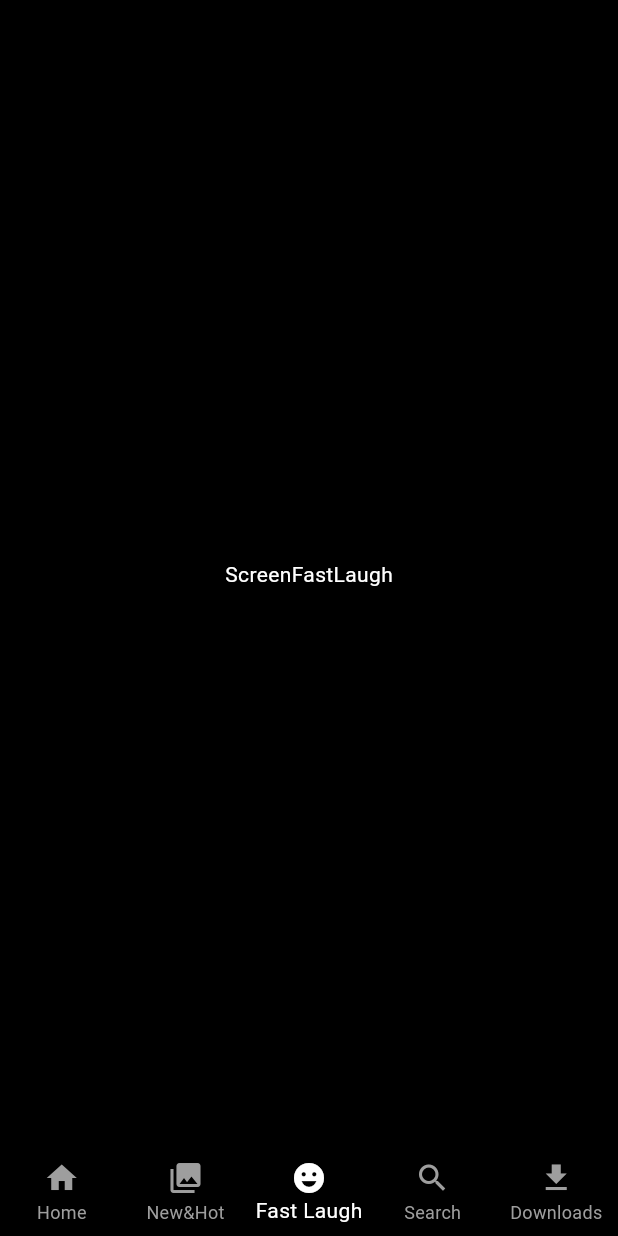
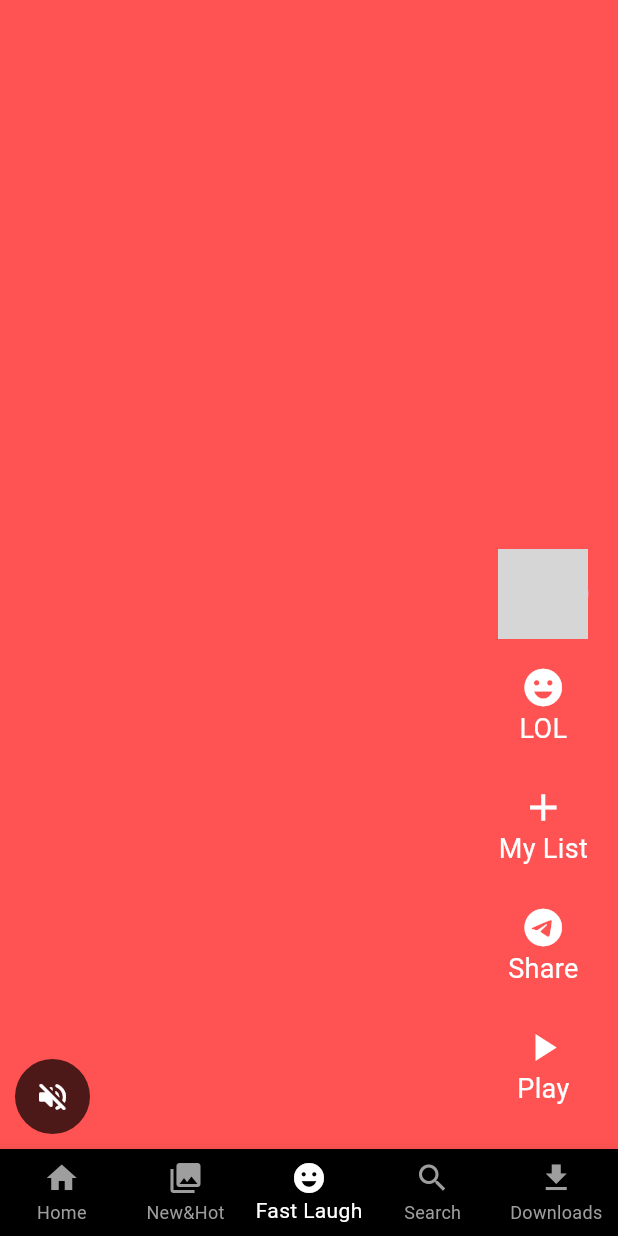
Before and after one commit to SidhardhCR/Netflix_cloneAPP, a Flutter app: the screen it shows after launch, item 3 of the bottom bar chosen, on a phone screen of 412 x 824 dp. Run offline on Flutter 3.47's test engine with Material 2 defaults, Android fonts, the phone set to English and light mode, and no system bars; our stand-ins replace google_fonts; network calls fail; grey boxes are pictures that could not be loaded.

Commit message:
fast laugh page ui completed

```diff
--- a/lib/main.dart
+++ b/lib/main.dart
@@ -21,10 +21,10 @@ class MyApp extends StatelessWidget {
           primaryColor: backgroundcolor,
           useMaterial3: true,
           scaffoldBackgroundColor: backgroundcolor,
-          textTheme: TextTheme(
-              bodyText1: TextStyle(color: Colors.white),
-              bodyText2: TextStyle(color: Colors.white))),
-      home: ScreenMainPage(),
+          textTheme: const TextTheme(
+              bodyLarge: TextStyle(color: Colors.white),
+              bodyMedium: TextStyle(color: Colors.white))),
+      home: const ScreenMainPage(),
     );
   }
 }
--- a/lib/presentation/fast_laugh/widgets/screen_fast_laugh.dart
+++ b/lib/presentation/fast_laugh/widgets/screen_fast_laugh.dart
@@ -1,4 +1,5 @@
 import 'package:flutter/material.dart';
+import 'package:netflix_clone_app/presentation/fast_laugh/widgets/video_list_widget.dart';
 
 class ScreenFastLaugh extends StatelessWidget {
   const ScreenFastLaugh({super.key});
@@ -6,7 +7,14 @@ class ScreenFastLaugh extends StatelessWidget {
   @override
   Widget build(BuildContext context) {
     return Scaffold(
-      body: SafeArea(child: Center(child: Text('ScreenFastLaugh'))),
-    );
+        body: SafeArea(
+            child: PageView(
+      scrollDirection: Axis.vertical,
+      children: List.generate(
+          10,
+          (index) => VideoListItem(
+                index: index,
+              )),
+    )));
   }
 }
--- /dev/null
+++ b/lib/presentation/fast_laugh/widgets/video_list_widget.dart
@@ -0,0 +1,101 @@
+import 'package:flutter/material.dart';
+import 'package:netflix_clone_app/core/colors/constants.dart';
+
+const image =
+    "https://www.themoviedb.org/t/p/w220_and_h330_face/vZloFAK7NmvMGKE7VkF5UHaz0I.jpg";
+
+class VideoListItem extends StatelessWidget {
+  const VideoListItem({super.key, required this.index});
+
+  final index;
+  @override
+  Widget build(BuildContext context) {
+    final size = MediaQuery.of(context).size;
+    return Stack(children: [
+      Container(
+        width: size.width,
+        height: size.height,
+        color: Colors.accents[index % Colors.accents.length],
+      ),
+      Align(
+        alignment: Alignment.bottomCenter,
+        child: Padding(
+          padding: const EdgeInsets.symmetric(vertical: 10, horizontal: 10),
+          child: Row(
+            crossAxisAlignment: CrossAxisAlignment.end,
+            mainAxisAlignment: MainAxisAlignment.spaceBetween,
+            children: [
+              //right side
+              CircleAvatar(
+                  radius: 25,
+                  backgroundColor: Colors.black.withOpacity(0.7),
+                  child: IconButton(
+                      onPressed: () {},
+                      icon: const Icon(
+                        Icons.volume_off_rounded,
+                        color: Colors.white,
+                      ))),
+
+              //left side
+              const Column(
+                mainAxisAlignment: MainAxisAlignment.end,
+                children: [
+                  CircleAvatar(
+                    backgroundImage: NetworkImage(image),
+                    radius: 30,
+                  ),
+                  kHeight,
+                  ActionsButtons(
+                    icon: Icons.emoji_emotions,
+                    title: 'LOL',
+                  ),
+                  kHeight,
+                  ActionsButtons(
+                    icon: Icons.add,
+                    title: 'My List',
+                  ),
+                  kHeight,
+                  ActionsButtons(
+                    icon: Icons.telegram,
+                    title: 'Share',
+                  ),
+                  kHeight,
+                  ActionsButtons(
+                    icon: Icons.play_arrow,
+                    title: 'Play',
+                  ),
+                  kHeight,
+                ],
+              )
+            ],
+          ),
+        ),
+      )
+    ]);
+  }
+}
+
+class ActionsButtons extends StatelessWidget {
+  const ActionsButtons({super.key, required this.icon, required this.title});
+  final IconData icon;
+  final String title;
+  @override
+  Widget build(BuildContext context) {
+    return Padding(
+      padding: const EdgeInsets.symmetric(vertical: 7, horizontal: 10),
+      child: Column(
+        children: [
+          Icon(
+            icon,
+            color: Colors.white,
+            size: 30,
+          ),
+          Text(
+            title,
+            style: const TextStyle(color: Colors.white, fontSize: 18),
+          ),
+        ],
+      ),
+    );
+  }
+}
--- a/lib/presentation/home/widgets/screen_home.dart
+++ b/lib/presentation/home/widgets/screen_home.dart
@@ -5,7 +5,7 @@ class ScreenHome extends StatelessWidget {
 
   @override
   Widget build(BuildContext context) {
-    return Scaffold(
+    return const Scaffold(
       body: SafeArea(child: Center(child: Text('ScreenHome'))),
     );
   }
--- a/lib/presentation/main_page/widgets/bottom_nav.dart
+++ b/lib/presentation/main_page/widgets/bottom_nav.dart
@@ -19,9 +19,9 @@ class BottomNav extends StatelessWidget {
             backgroundColor: Colors.black,
             selectedItemColor: Colors.white,
             unselectedItemColor: Colors.grey,
-            selectedIconTheme: IconThemeData(color: Colors.white),
-            unselectedIconTheme: IconThemeData(color: Colors.grey),
-            items: [
+            selectedIconTheme: const IconThemeData(color: Colors.white),
+            unselectedIconTheme: const IconThemeData(color: Colors.grey),
+            items: const [
               BottomNavigationBarItem(icon: Icon(Icons.home), label: 'Home'),
               BottomNavigationBarItem(
                   icon: Icon(Icons.collections), label: 'New&Hot'),
--- a/lib/presentation/main_page/widgets/screen_main_page.dart
+++ b/lib/presentation/main_page/widgets/screen_main_page.dart
@@ -27,6 +27,6 @@ class ScreenMainPage extends StatelessWidget {
             return page[index];
           },
         ),
-        bottomNavigationBar: BottomNav());
+        bottomNavigationBar: const BottomNav());
   }
 }
--- a/lib/presentation/new&hot/widgets/screen_new&hot.dart
+++ b/lib/presentation/new&hot/widgets/screen_new&hot.dart
@@ -5,7 +5,7 @@ class ScreenNewAndHot extends StatelessWidget {
 
   @override
   Widget build(BuildContext context) {
-    return Scaffold(
+    return const Scaffold(
       body: SafeArea(child: Center(child: Text('ScreenNew&Hot'))),
     );
   }
--- a/lib/presentation/search/widgets/screen_search.dart
+++ b/lib/presentation/search/widgets/screen_search.dart
@@ -2,8 +2,6 @@ import 'package:flutter/cupertino.dart';
 import 'package:flutter/material.dart';
 import 'package:netflix_clone_app/core/colors/constants.dart';
 import 'package:netflix_clone_app/presentation/search/widgets/search_idle_screen.dart';
-import 'package:netflix_clone_app/presentation/search/widgets/search_result_screen.dart';
-import 'package:netflix_clone_app/presentation/search/widgets/title.dart';
 
 class ScreenSearch extends StatelessWidget {
   const ScreenSearch({super.key});
@@ -18,7 +16,7 @@ class ScreenSearch extends StatelessWidget {
           Padding(
             padding: const EdgeInsets.all(8.0),
             child: CupertinoSearchTextField(
-              style: TextStyle(color: Colors.white),
+              style: const TextStyle(color: Colors.white),
               backgroundColor: Colors.grey.withOpacity(0.5),
               prefixIcon: const Icon(
                 CupertinoIcons.search,
@@ -31,7 +29,7 @@ class ScreenSearch extends StatelessWidget {
             ),
           ),
           kHeight,
-          Expanded(child: SearchIdle()),
+          const Expanded(child: SearchIdle()),
         ],
       )),
     );
--- a/lib/presentation/search/widgets/search_result_screen.dart
+++ b/lib/presentation/search/widgets/search_result_screen.dart
@@ -15,7 +15,7 @@ class SearchResultWidget extends StatelessWidget {
       child: Column(
         crossAxisAlignment: CrossAxisAlignment.start,
         children: [
-          title(title1: 'Movie & TV'),
+          const title(title1: 'Movie & TV'),
           kHeight,
           Expanded(
             child: GridView.count(
@@ -24,7 +24,7 @@ class SearchResultWidget extends StatelessWidget {
               mainAxisSpacing: 10,
               crossAxisSpacing: 10,
               childAspectRatio: 1 / 1.5,
-              children: List.generate(20, (index) => MainCard()),
+              children: List.generate(20, (index) => const MainCard()),
             ),
           )
         ],
@@ -41,7 +41,7 @@ class MainCard extends StatelessWidget {
     return Container(
       decoration: BoxDecoration(
           borderRadius: BorderRadius.circular(10),
-          image: DecorationImage(
+          image: const DecorationImage(
               fit: BoxFit.cover, image: NetworkImage(gridImage))),
     );
   }
--- a/lib/presentation/search/widgets/title.dart
+++ b/lib/presentation/search/widgets/title.dart
@@ -9,7 +9,7 @@ class title extends StatelessWidget {
   Widget build(BuildContext context) {
     return Text(
       title1,
-      style: TextStyle(fontSize: 25, fontWeight: FontWeight.bold),
+      style: const TextStyle(fontSize: 25, fontWeight: FontWeight.bold),
     );
   }
 }
--- a/lib/presentation/widgets/AppBarWidgets.dart
+++ b/lib/presentation/widgets/AppBarWidgets.dart
@@ -11,10 +11,10 @@ class AppBarWidgets extends StatelessWidget {
         kWidth,
         Text(
           title,
-          style: TextStyle(fontWeight: FontWeight.bold, fontSize: 33),
+          style: const TextStyle(fontWeight: FontWeight.bold, fontSize: 33),
         ),
-        Spacer(),
-        Icon(
+        const Spacer(),
+        const Icon(
           Icons.cast,
           color: Colors.white,
           size: 30,
```
Also changed, not shown: lib/presentation/downloads/widgets/screen_downloads.dart (+8 -10 lines), lib/presentation/search/widgets/search_idle_screen.dart (+5 -5 lines).
